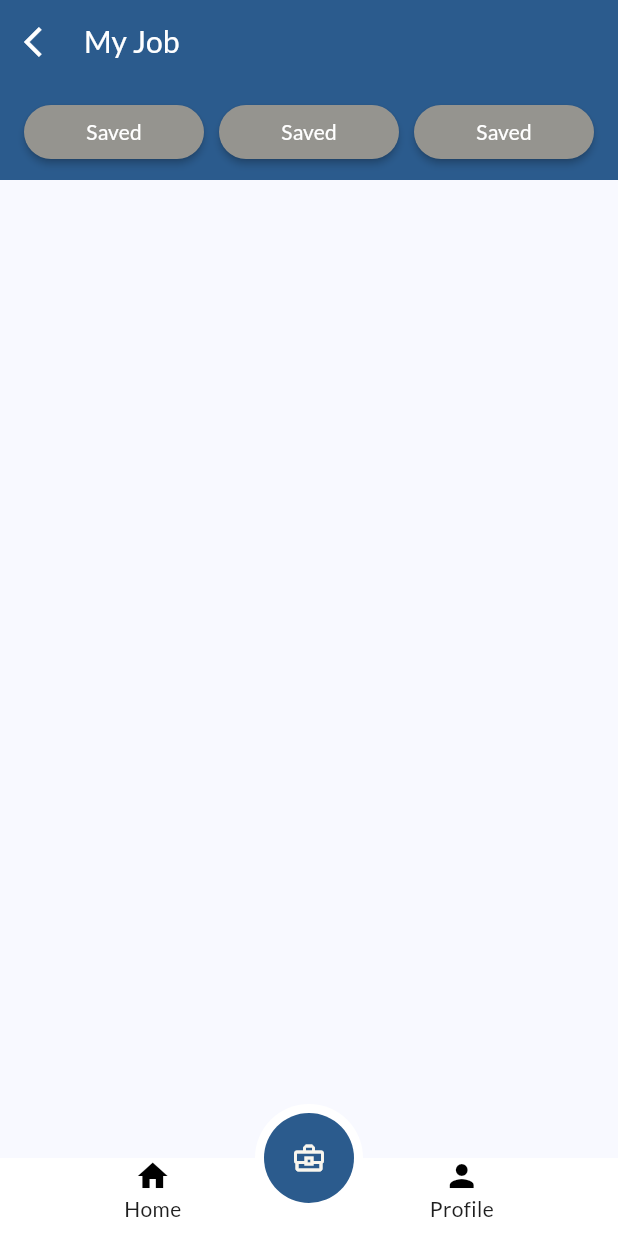
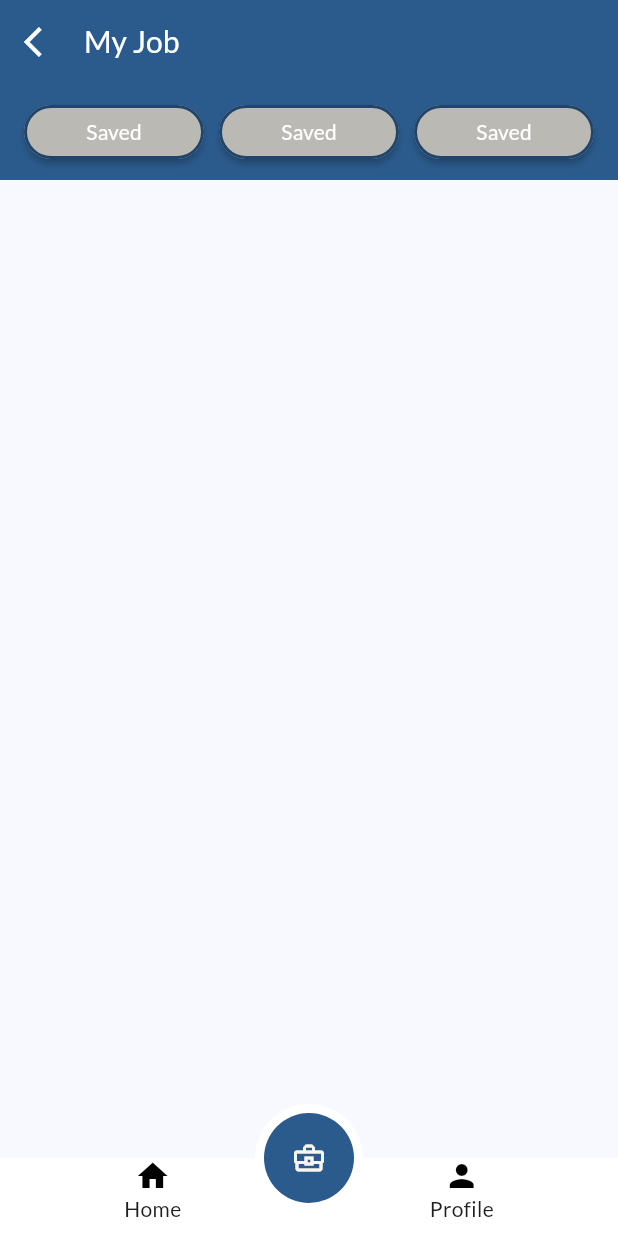
Before and after one commit to yousefmohamed35/home_view, a Flutter app: the screen it shows after launch, after a tap on "Profile", after a tap on the "business center" icon, on a phone screen of 412 x 824 dp. Run offline on Flutter 3.47's test engine with Material 3 defaults, Android fonts, the phone set to English and light mode, and no system bars; our stand-ins replace google_fonts.

Commit message:
refactore custom tap bar button

```diff
--- a/lib/bottom_navigation_bar.dart
+++ b/lib/bottom_navigation_bar.dart
@@ -18,10 +18,10 @@ class CustomBottomNavigationBar extends StatefulWidget {
 class _CustomBottomNavigationBarState extends State<CustomBottomNavigationBar> {
   int _selectedIndex = 0;
 
-  static List<Widget> _pages = [
+  static final List<Widget> _pages = [
     const HomeView(),
     const SizedBox(),
-    MyJobView(),
+   const MyJobView(),
   ];
 
   void _onItemTapped(int index) {
--- a/lib/my_job/presentation/view/widgets/custom_tap_bar_button.dart
+++ b/lib/my_job/presentation/view/widgets/custom_tap_bar_button.dart
@@ -5,18 +5,30 @@ import '../../../../core/app_colors.dart';
 import '../../../../core/styles.dart';
 
 class CustomTapBarButton extends StatelessWidget {
-  const CustomTapBarButton({super.key});
-
+  const CustomTapBarButton({
+    super.key,
+    required this.text,
+    this.isSelected = false,
+    required this.onPressed,
+  });
+  final String text;
+  final bool isSelected;
+  final void Function() onPressed;
   @override
   Widget build(BuildContext context) {
     return MaterialButton(
-      color: AppColors.borderColor,
-      shape: RoundedRectangleBorder(borderRadius: BorderRadius.circular(20)),
+      color: isSelected ? Color(0xffBDCCDC) : Color(0xffBBB9B3),
+      shape: RoundedRectangleBorder(
+        borderRadius: BorderRadius.circular(20),
+        side: BorderSide(width: 2, color: Color(0xff20446A)),
+      ),
       onPressed: () {},
       child: Text(
         'Saved',
         style: GoogleFonts.lato(
-          textStyle: AppStyles.regular14.copyWith(color: AppColors.white),
+          textStyle: AppStyles.regular14.copyWith(
+            color: isSelected ? AppColors.blue : AppColors.white,
+          ),
         ),
       ),
     );
--- a/lib/my_job/presentation/view/widgets/my_job_view_body.dart
+++ b/lib/my_job/presentation/view/widgets/my_job_view_body.dart
@@ -4,9 +4,7 @@ import '../../../../core/app_colors.dart';
 import 'custom_tap_bar_button.dart';
 
 class MyJobViewBody extends StatelessWidget {
-  const MyJobViewBody({
-    super.key,
-  });
+  const MyJobViewBody({super.key});
 
   @override
   Widget build(BuildContext context) {
@@ -18,7 +16,9 @@ class MyJobViewBody extends StatelessWidget {
           child: Row(
             spacing: 10,
             children: List.generate(3, (index) {
-              return Expanded(child: CustomTapBarButton());
+              return Expanded(
+                child: CustomTapBarButton(text: 'Saved', onPressed: () {}),
+              );
             }),
           ),
         ),
```
